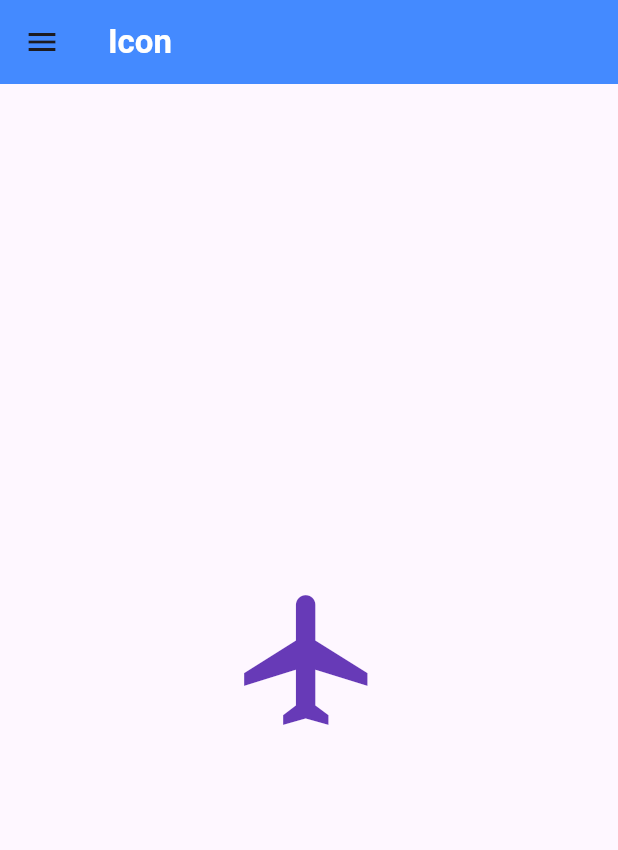
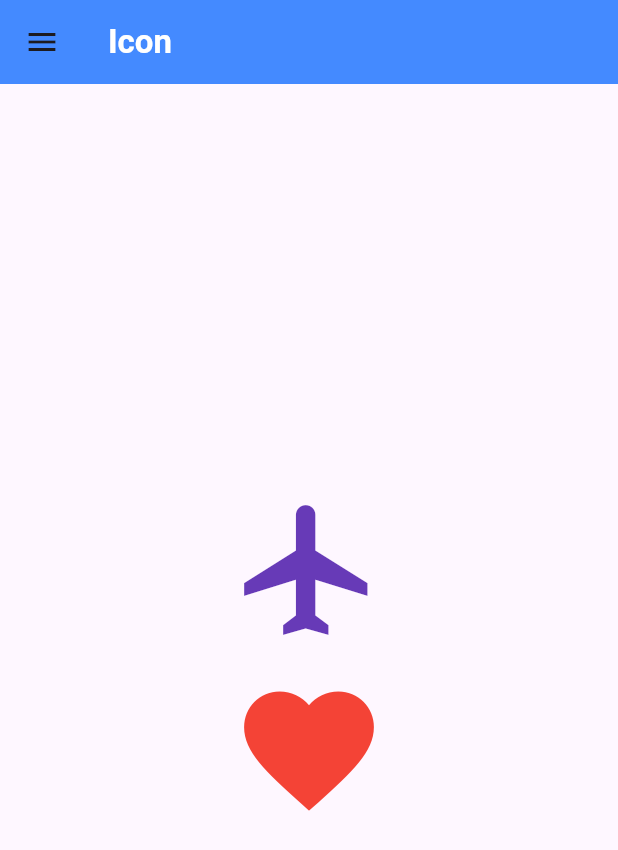
Before and after one commit to Julian-Escobar22/Electiva3, a Flutter app: the IconScreen screen opened directly, on a phone screen of 412 x 824 dp. Shown: the top 850 px of the screen. Run offline on Flutter 3.47's test engine with Material 3 defaults, Android fonts, the light colour scheme and no system bars.

Commit message:
Modificando iconos

```diff
--- a/lib/main.dart
+++ b/lib/main.dart
@@ -253,15 +253,27 @@ class IconScreen extends StatelessWidget {
       child: Scaffold(
         appBar: AppBar(
           backgroundColor: Colors.blueAccent,
-          title: const Text('Icon',
-              style:
-                  TextStyle(fontWeight: FontWeight.bold, color: Colors.white)),
+          title: const Text(
+            'Icon',
+            style: TextStyle(fontWeight: FontWeight.bold, color: Colors.white),
+          ),
         ),
-        body: const Center(
-          child: Icon(
-            Icons.flight,
-            size: 104,
-            color: Colors.deepPurple,
+        body: Center(
+          child: Column(
+            mainAxisAlignment: MainAxisAlignment.center,
+            children: [
+              Icon(
+                Icons.flight,
+                size: 104,
+                color: Colors.deepPurple,
+              ),
+              const SizedBox(height: 16), // Espacio entre los íconos
+              Icon(
+                Icons.favorite,
+                size: 104,
+                color: Colors.red,
+              ),
+            ],
           ),
         ),
         drawer: Drawer(
```
